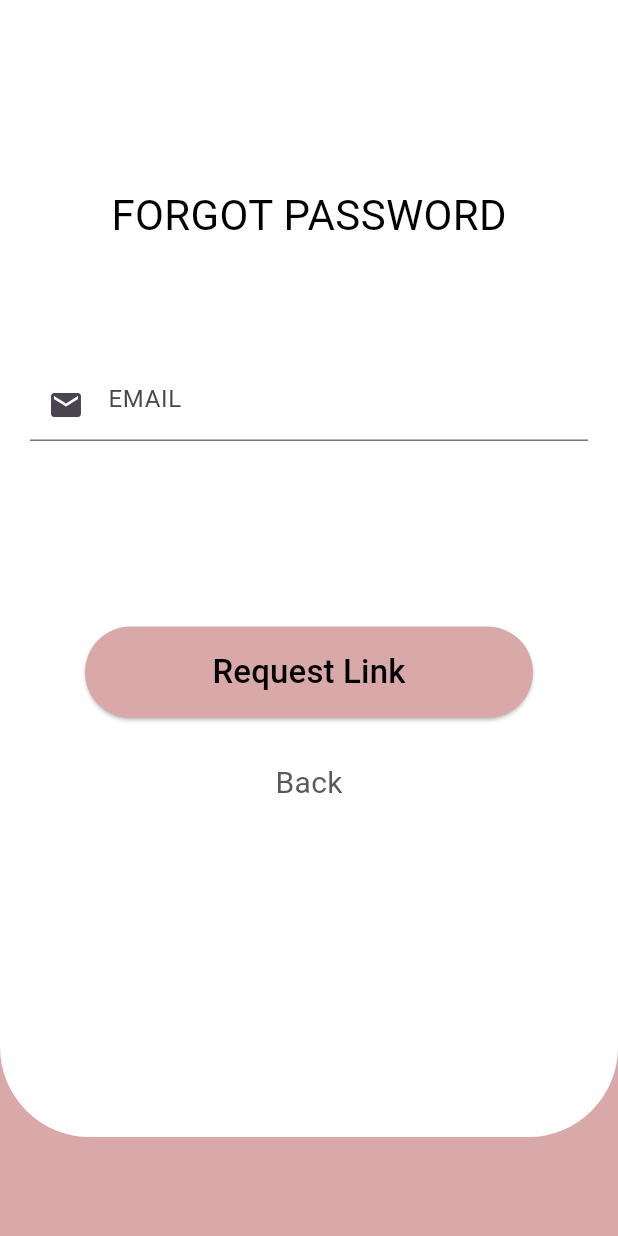
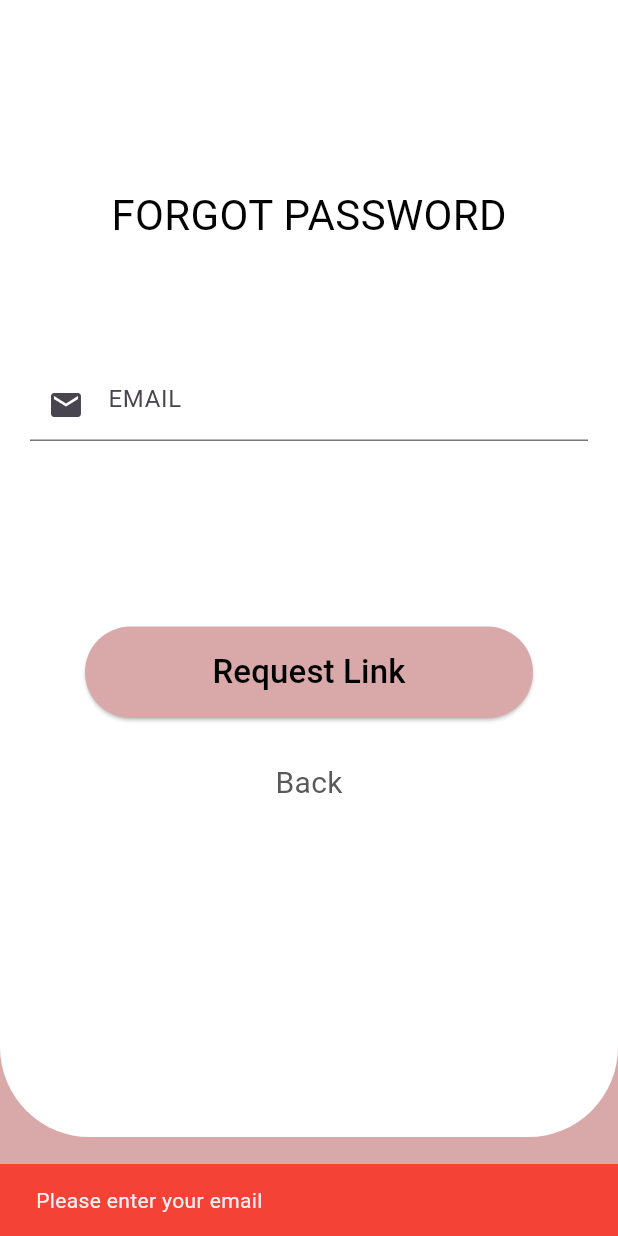
Before and after one commit to ahmedorabi74/video_player_firebase, a Flutter app: the ForgetPasswordPage screen opened by its route, after a tap on "Request Link", on a phone screen of 412 x 824 dp. Run offline on Flutter 3.47's test engine with Material 3 defaults, Android fonts, the phone set to English and light mode, and no system bars; our stand-ins replace bloc, firebase_auth, firebase_core, flutter_bloc, google_sign_in, modal_progress_hud_nsn; accounts and stored records are empty; network calls fail.

Commit message:
apply forget password method with handling

```diff
--- a/lib/Pages/ForgetPasswordPage.dart
+++ b/lib/Pages/ForgetPasswordPage.dart
@@ -1,14 +1,16 @@
+import 'package:firebase_auth/firebase_auth.dart';
 import 'package:flutter/cupertino.dart';
 import 'package:flutter/material.dart';
 
+class ForgetPasswordPage extends StatelessWidget {
+  ForgetPasswordPage({super.key});
 
-class ForgetPasswordPage extends StatelessWidget {
-  const ForgetPasswordPage({super.key});
+  TextEditingController email = TextEditingController();
 
   @override
   Widget build(BuildContext context) {
     return Scaffold(
-      backgroundColor: Color(0xffD9A9A9),
+      backgroundColor: const Color(0xffD9A9A9),
       body: SingleChildScrollView(
         child: Stack(
           children: [
@@ -39,9 +41,10 @@ class ForgetPasswordPage extends StatelessWidget {
                   SizedBox(
                     height: MediaQuery.of(context).size.height * 0.1,
                   ),
-                  const TextField(
+                  TextField(
+                    controller: email,
                     keyboardType: TextInputType.emailAddress,
-                    decoration: InputDecoration(
+                    decoration: const InputDecoration(
                       hintText: "EMAIL",
                       prefixIcon: Icon(Icons.email),
                     ),
@@ -58,7 +61,37 @@ class ForgetPasswordPage extends StatelessWidget {
                       padding: const EdgeInsets.symmetric(
                           horizontal: 85, vertical: 15),
                     ),
-                    onPressed: () {},
+                    onPressed: () async {
+                      if (email.text.isEmpty) {
+                        ScaffoldMessenger.of(context).showSnackBar(
+                          const SnackBar(
+                            content: Text("Please enter your email"),
+                            backgroundColor: Colors.red,
+                          ),
+                        );
+                        return;
+                      } else if (email.text.isNotEmpty) {
+                        try {
+                          await FirebaseAuth.instance
+                              .sendPasswordResetEmail(email: email.text);
+                          ScaffoldMessenger.of(context).showSnackBar(
+                            const SnackBar(
+                              content: Text("Password reset email sent✅✅"),
+                              backgroundColor: Colors.green,
+                            ),
+                          );
+                          Navigator.of(context)
+                              .pushNamedAndRemoveUntil("LoginPage", (route) => false);
+                        } on FirebaseException catch (e) {
+                          ScaffoldMessenger.of(context).showSnackBar(
+                            SnackBar(
+                              content: Text(e.code),
+                              backgroundColor: Colors.red,
+                            ),
+                          );
+                        }
+                      }
+                    },
                     child: const Text(
                       "Request Link",
                       style: TextStyle(color: Colors.black, fontSize: 22),
```
Also changed, not shown: lib/Pages/LoginPage.dart (+35 -8 lines).
